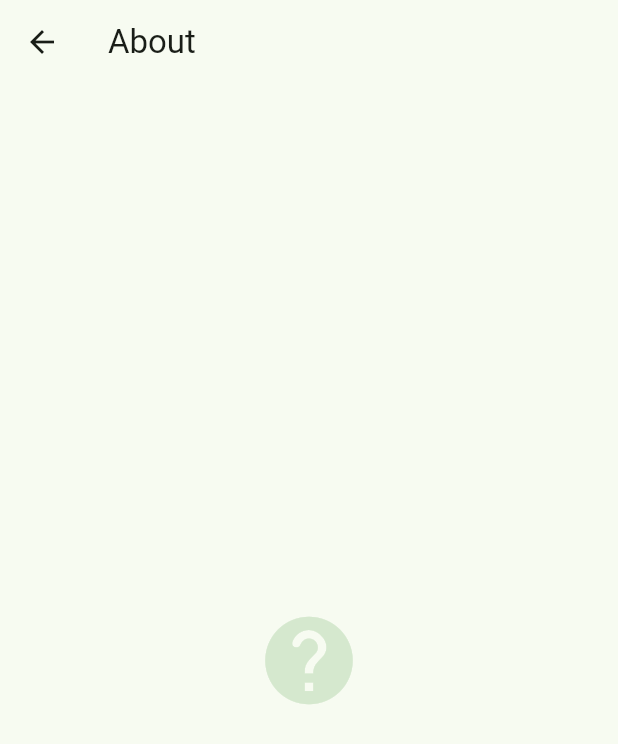
After one commit to aakashhemadri/GnuCashX, a Flutter app: the AboutView screen opened directly, on a phone screen of 412 x 824 dp. The commit adds this screen. Shown: the top 744 px of the screen. Run offline on Flutter 3.47's test engine with Material 2 defaults, Android fonts, the phone set to English and light mode, and no system bars; our stand-ins replace freezed_annotation, shared_preferences; accounts and stored records are empty; generated files the repository leaves out were written again.

Commit message:
feat: add AboutView
Signed-off-by: Aakash Hemadri <aakashhemadri123@gmail.com>

```diff
--- /dev/null
+++ b/lib/view/about_view.dart
@@ -0,0 +1,19 @@
+import 'package:flutter/material.dart';
+
+class AboutView extends StatelessWidget {
+  const AboutView({Key? key}) : super(key: key);
+
+  @override
+  Widget build(BuildContext context) {
+    return Scaffold(
+      appBar: AppBar(title: const Text('About')),
+      body: Center(
+        child: Icon(
+          Icons.help_rounded,
+          size: 70,
+          color: Theme.of(context).colorScheme.secondaryContainer,
+        ),
+      ),
+    );
+  }
+}
--- a/lib/view/view.dart
+++ b/lib/view/view.dart
@@ -5,3 +5,4 @@ export 'more_view.dart';
 
 export 'main_view.dart';
 export 'settings_view.dart';
+export 'about_view.dart';
```
